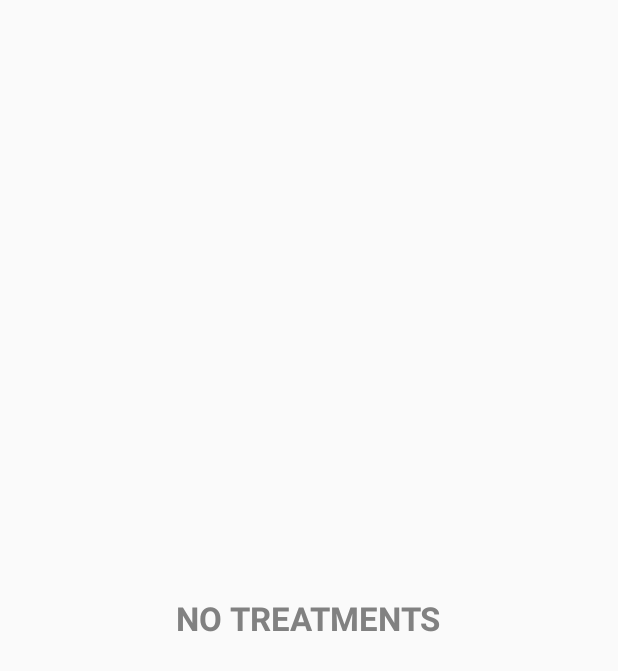
After one commit to semicolon07/ijoint, an Android app: the layout view_no_treatment.xml on its own in the app's theme, with its tools: preview values and no code run, on a phone screen of 412 x 824 dp. The commit adds this screen. Shown: the top 671 px of the screen. Run offline under Robolectric (Android 15) with nearby library versions, the phone set to English and light mode, and no system bars.

Commit message:
-show no treatment when empty

```diff
--- a/app/src/main/res/layout/fragment_treatment.xml
+++ b/app/src/main/res/layout/fragment_treatment.xml
@@ -22,7 +22,7 @@
 
     <ViewStub android:id="@+id/stub"
         android:inflatedId="@+id/layout_loading"
-        android:layout="@layout/view_cannot_connect_server"
+        android:layout="@layout/view_no_treatment"
         android:layout_width="match_parent"
         android:layout_height="match_parent" />
 
--- /dev/null
+++ b/app/src/main/res/layout/view_no_treatment.xml
@@ -0,0 +1,21 @@
+<?xml version="1.0" encoding="utf-8"?>
+<LinearLayout xmlns:android="http://schemas.android.com/apk/res/android"
+    xmlns:app="http://schemas.android.com/apk/res-auto"
+    android:layout_width="match_parent"
+    android:layout_height="match_parent"
+    android:gravity="center"
+
+    android:orientation="vertical">
+
+    <TextView
+        android:id="@+id/textView2"
+        android:layout_width="wrap_content"
+        android:layout_height="wrap_content"
+        android:textAppearance="?android:attr/textAppearanceLarge"
+        android:text="NO TREATMENTS"
+        android:textStyle="bold"
+        android:textColor="#818181"/>
+
+
+
+</LinearLayout>
```
Also changed, not shown: app/src/main/java/com/kanmanus/kmutt/sit/ijoint/fragment/TreatmentFragment.java (+6 -1 lines).
